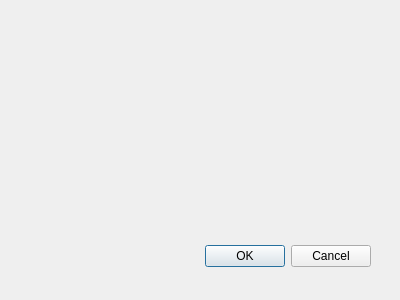
The window that stok/yenistokbirimekledialog.ui (CMLDMR/Ressor) describes before a commit, drawn with Qt 5.
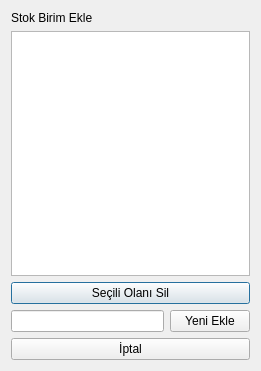
The same window after the commit.

Commit message: YeniStokKartDialog UI Tasarlandı.

```diff
--- a/stok/yenistokbirimekledialog.ui
+++ b/stok/yenistokbirimekledialog.ui
@@ -8,29 +8,63 @@
    <rect>
     <x>0</x>
     <y>0</y>
-    <width>400</width>
-    <height>300</height>
+    <width>261</width>
+    <height>371</height>
    </rect>
   </property>
   <property name="windowTitle">
    <string>Dialog</string>
   </property>
-  <widget name="buttonBox" class="QDialogButtonBox">
-   <property name="geometry">
-    <rect>
-     <x>30</x>
-     <y>240</y>
-     <width>341</width>
-     <height>32</height>
-    </rect>
-   </property>
-   <property name="orientation">
-    <enum>Qt::Horizontal</enum>
-   </property>
-   <property name="standardButtons">
-    <set>QDialogButtonBox::Cancel|QDialogButtonBox::Ok</set>
-   </property>
-  </widget>
+  <layout class="QVBoxLayout" name="verticalLayout">
+   <item>
+    <widget class="QLabel" name="label">
+     <property name="text">
+      <string>Stok Birim Ekle</string>
+     </property>
+    </widget>
+   </item>
+   <item>
+    <widget class="QListView" name="listView">
+     <property name="editTriggers">
+      <set>QAbstractItemView::NoEditTriggers</set>
+     </property>
+     <property name="alternatingRowColors">
+      <bool>true</bool>
+     </property>
+     <property name="selectionRectVisible">
+      <bool>true</bool>
+     </property>
+    </widget>
+   </item>
+   <item>
+    <widget class="QPushButton" name="pushButton">
+     <property name="text">
+      <string>Seçili Olanı Sil</string>
+     </property>
+    </widget>
+   </item>
+   <item>
+    <layout class="QHBoxLayout" name="horizontalLayout">
+     <item>
+      <widget class="QLineEdit" name="lineEdit_YeniBirimAdi"/>
+     </item>
+     <item>
+      <widget class="QPushButton" name="pushButton_YeniBirimEkle">
+       <property name="text">
+        <string>Yeni Ekle</string>
+       </property>
+      </widget>
+     </item>
+    </layout>
+   </item>
+   <item>
+    <widget class="QPushButton" name="pushButton_2">
+     <property name="text">
+      <string>İptal</string>
+     </property>
+    </widget>
+   </item>
+  </layout>
  </widget>
  <pixmapfunction/>
  <resources/>
```
Left out of the diff: 39 changed lines with no effect on the pictures.
